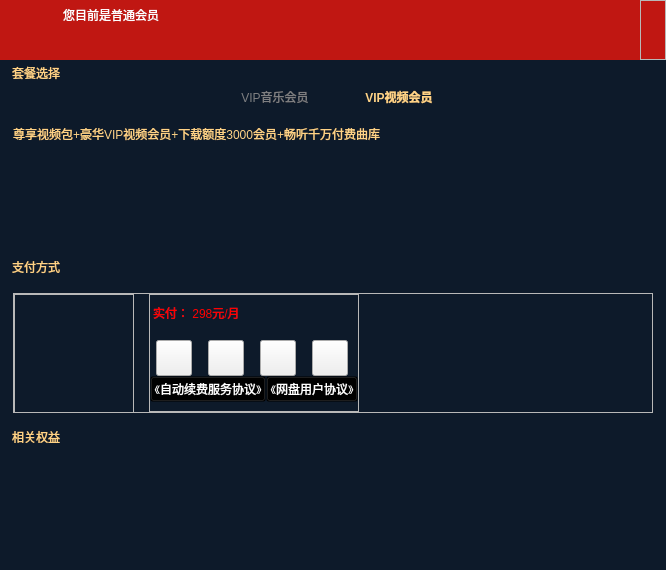
Old version of the form VideoPlayer/mainwidget/vipmember/BuyVip.ui in the repository huizhang556/pc-video-player.
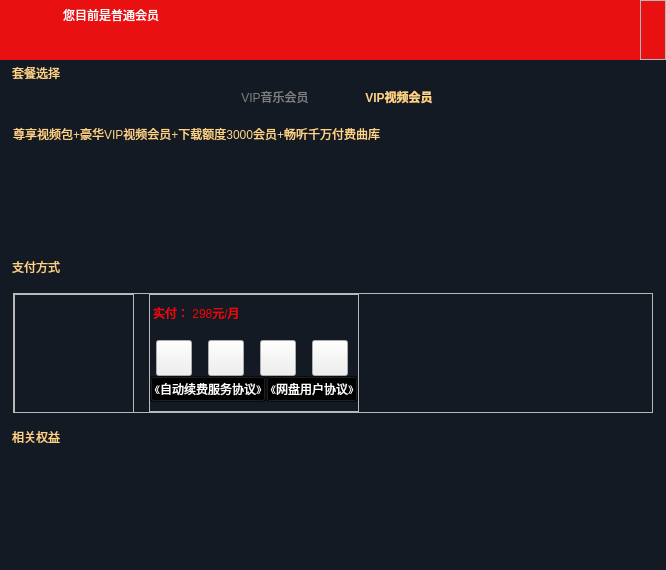
New version of the form. Icons and pictures are not drawn. Custom widgets are drawn as their Qt base class.

```diff
--- a/VideoPlayer/mainwidget/vipmember/BuyVip.ui
+++ b/VideoPlayer/mainwidget/vipmember/BuyVip.ui
@@ -50,7 +50,7 @@
       <string notr="true">#frame_main
 {
 border-radius:0px;
-background-color: rgb(13, 26, 42);
+background-color: #131a23;
 }</string>
      </property>
      <property name="frameShape">
@@ -96,7 +96,7 @@
 border-bottom-right-radius:0px;
 border-bottom-left-radius:0px;
 /*background-color:qlineargradient(spread:pad,x1:0,y1:0,x2:1,y2:0,stop:0 #0c0f14, stop:0.5  #013ba2, stop:1 #0c0f14);*/
-background-color: #c01712;
+background-color: #e81010;
 }</string>
         </property>
         <property name="frameShape">
```
